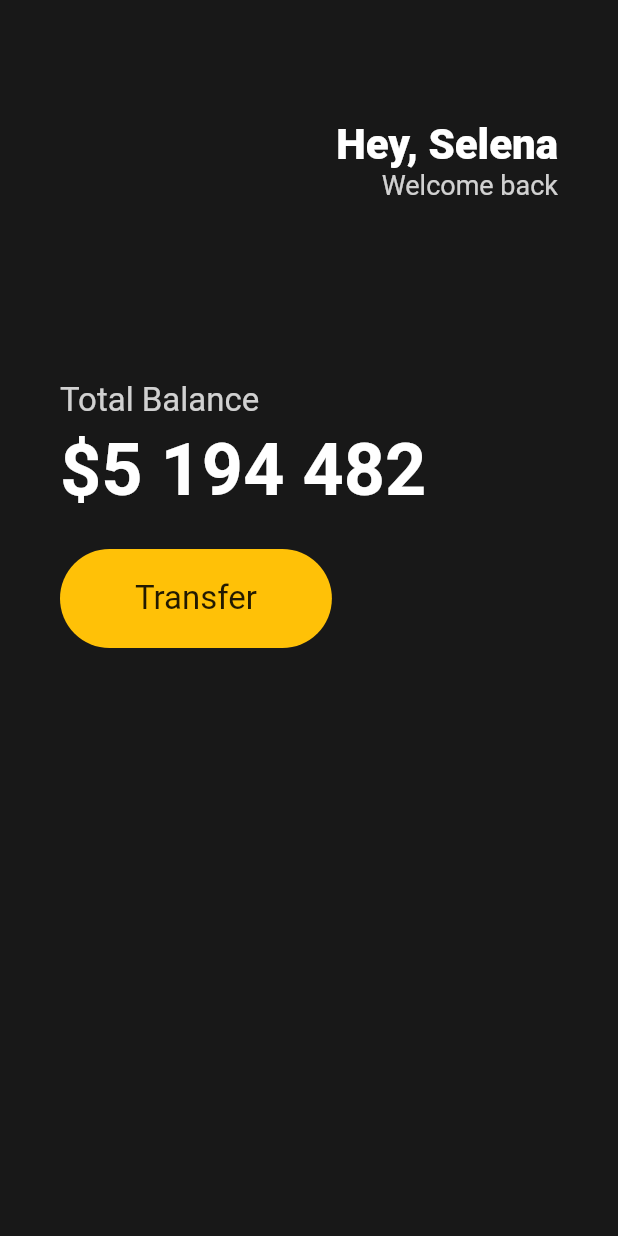
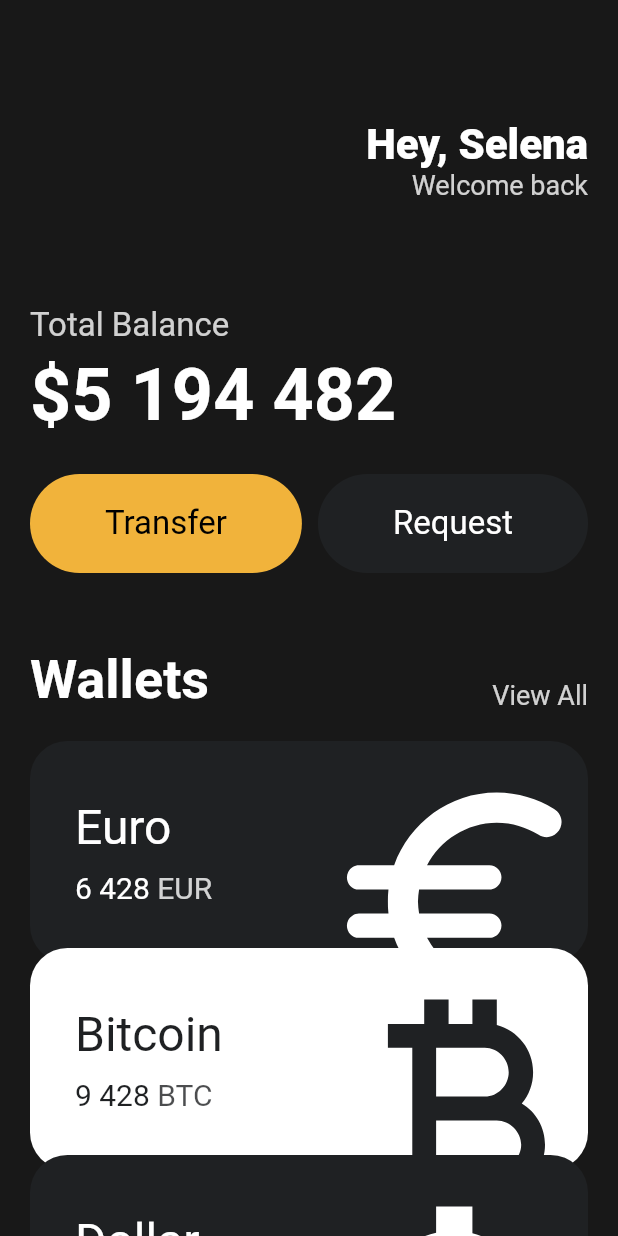
Before and after one commit to Grandes/toonflix, a Flutter app: the screen it shows after launch, on a phone screen of 412 x 824 dp. Run offline on Flutter 3.47's test engine with Material 2 defaults, Android fonts, the phone set to English and light mode, and no system bars.

Commit message:
:technologist: feature(study): study_3 UI CHALLENGE - ~ 3.9 Code Challenge

```diff
--- a/lib/main.dart
+++ b/lib/main.dart
@@ -1,4 +1,6 @@
 import 'package:flutter/material.dart';
+import 'package:toonflix/widgets/button.dart';
+import 'package:toonflix/widgets/currency_card.dart';
 
 void main() {
   runApp(App());
@@ -9,15 +11,16 @@ class App extends StatelessWidget {
   Widget build(BuildContext context) {
     return MaterialApp(
       home: Scaffold(
-        backgroundColor: Color(0xFF181818),
-        body: Padding(
-          padding: EdgeInsets.symmetric(
-              horizontal: 40.0
+        backgroundColor: const Color(0xFF181818),
+        body: SingleChildScrollView(
+          child: Padding(
+            padding: const EdgeInsets.symmetric(
+                horizontal: 20.0
             ),
             child: Column(
               crossAxisAlignment: CrossAxisAlignment.start,
               children: [
-              SizedBox(
+                const SizedBox(
                   height: 80,
                 ),
                 Row(
@@ -25,7 +28,7 @@ class App extends StatelessWidget {
                   children: [
                     Column(
                       crossAxisAlignment: CrossAxisAlignment.end,
-                    children: [
+                      children: const [
                         Text(
                           'Hey, Selena',
                           style: TextStyle(
@@ -45,8 +48,8 @@ class App extends StatelessWidget {
                     )
                   ],
                 ),
-              SizedBox(
-                height: 120,
+                const SizedBox(
+                  height: 70,
                 ),
                 Text(
                   'Total Balance',
@@ -55,10 +58,10 @@ class App extends StatelessWidget {
                     fontSize: 22,
                   ),
                 ),
-              SizedBox(
+                const SizedBox(
                   height: 5,
                 ),
-              Text(
+                const Text(
                   '\$5 194 482',
                   style: TextStyle(
                     color: Colors.white,
@@ -66,34 +69,79 @@ class App extends StatelessWidget {
                     fontSize: 48,
                   ),
                 ),
-              SizedBox(
+                const SizedBox(
                   height: 25,
                 ),
                 Row(
-                children: [
-                  Container(
-                    decoration: BoxDecoration(
-                      color: Colors.amber,
-                      borderRadius: BorderRadius.circular(45),
+                  mainAxisAlignment: MainAxisAlignment.spaceBetween,
+                  children: const [
+                    Button(
+                      text: 'Transfer',
+                      bgColor: Color(0xFFF1B33B),
+                      textColor: Colors.black,
                     ),
-                    child: Padding(
-                      padding: EdgeInsets.symmetric(
-                        vertical: 20,
-                        horizontal: 50,
-                      ),
-                      child: Text(
-                        'Transfer',
-                        style: TextStyle(
-                          fontSize: 22,
-                        )
-                      ),
-                    )
-                  )
-                ],
+                    Button(
+                      text: 'Request',
+                      bgColor: Color(0xFF1F2123),
+                      textColor: Colors.white,
                     ),
                   ],
                 ),
+                const SizedBox(
+                  height: 50,
+                ),
+                Row(
+                  crossAxisAlignment: CrossAxisAlignment.end,
+                  mainAxisAlignment: MainAxisAlignment.spaceBetween,
+                  children: [
+                    const Text(
+                      'Wallets',
+                      style: TextStyle(
+                        color: Colors.white,
+                        fontSize: 36,
+                        fontWeight: FontWeight.w600,
+                      ),
+                    ),
+                    Text(
+                      'View All',
+                      style: TextStyle(
+                        color: Colors.white.withOpacity(0.8),
+                        fontSize: 18,
                       )
+                    ),
+                  ]
+                ),
+                const SizedBox(
+                  height: 20,
+                ),
+                const CurrencyCard(
+                  name: 'Euro',
+                  code: 'EUR',
+                  amount: '6 428',
+                  icon: Icons.euro_rounded,
+                  isInverted: false,
+                  order: 1,
+                ),
+                const CurrencyCard(
+                  name: 'Bitcoin',
+                  code: 'BTC',
+                  amount: '9 428',
+                  icon: Icons.currency_bitcoin,
+                  isInverted: true,
+                  order: 2,
+                ),
+                const CurrencyCard(
+                  name: 'Dollar',
+                  code: 'USD',
+                  amount: '7 428',
+                  icon: Icons.attach_money_outlined,
+                  isInverted: false,
+                  order: 3,
+                ),
+              ],
+            ),
+          ),
+        ),
       ),
     );
   }
--- /dev/null
+++ b/lib/widgets/button.dart
@@ -0,0 +1,37 @@
+import 'package:flutter/material.dart';
+
+class Button extends StatelessWidget {
+  final String text;
+  final Color bgColor;
+  final Color textColor;
+
+  const Button({
+    super.key,
+    required this.text,
+    required this.bgColor,
+    required this.textColor
+  });
+
+  @override
+  Widget build(BuildContext context) {
+    return Container(
+      decoration: BoxDecoration(
+        color: bgColor,
+        borderRadius: BorderRadius.circular(45),
+      ),
+      child: Padding(
+        padding: const EdgeInsets.symmetric(
+          vertical: 20,
+          horizontal: 50,
+        ),
+        child: Text(
+            text,
+            style: TextStyle(
+              color: textColor,
+              fontSize: 22,
+            )
+        ),
+      ),
+    );
+  }
+}
--- /dev/null
+++ b/lib/widgets/currency_card.dart
@@ -0,0 +1,91 @@
+import 'package:flutter/material.dart';
+
+class CurrencyCard extends StatelessWidget {
+  final String name, code, amount;
+  final IconData icon;
+  final bool isInverted;
+  final int order;
+
+  final _blackColor = const Color(0xFF1F2123);
+  final _whiteColor = const Color(0xFFFFFFFF);
+
+  const CurrencyCard({
+    super.key,
+    required this.name,
+    required this.code,
+    required this.amount,
+    required this.icon,
+    required this.isInverted,
+    required this.order,
+  });
+
+  @override
+  Widget build(BuildContext context) {
+    return Transform.translate(
+      offset: Offset(0, (order - 1) * -10),
+      child: Container(
+        clipBehavior: Clip.hardEdge,
+        decoration: BoxDecoration(
+          color: isInverted ? _whiteColor : _blackColor,
+          borderRadius: BorderRadius.circular(25),
+        ),
+        child: Padding(
+          padding: const EdgeInsets.all(30),
+          child: Row(
+            mainAxisAlignment: MainAxisAlignment.spaceBetween,
+            children: [
+              Column(
+                crossAxisAlignment: CrossAxisAlignment.start,
+                children: [
+                  Text(
+                    name,
+                    style: TextStyle(
+                      color: isInverted ? _blackColor : _whiteColor,
+                      fontSize: 32,
+                    ),
+                  ),
+                  const SizedBox(
+                    height: 10,
+                  ),
+                  Row(children: [
+                    Text(
+                      amount,
+                      style: TextStyle(
+                        color: isInverted ? _blackColor : _whiteColor,
+                        fontSize: 20,
+                      ),
+                    ),
+                    const SizedBox(
+                      width: 5,
+                    ),
+                    Text(
+                      code,
+                      style: TextStyle(
+                        color: isInverted
+                            ? _blackColor.withOpacity(0.8)
+                            : _whiteColor.withOpacity(0.8),
+                        // color: Colors.white.withOpacity(0.8),
+                        fontSize: 20,
+                      ),
+                    ),
+                  ]),
+                ],
+              ),
+              Transform.scale(
+                scale: 2.2,
+                child: Transform.translate(
+                  offset: const Offset(-5, 15),
+                  child: Icon(
+                    icon,
+                    color: isInverted ? _blackColor : _whiteColor,
+                    size: 88,
+                  ),
+                ),
+              ),
+            ],
+          ),
+        ),
+      ),
+    );
+  }
+}
```
Lines whose indentation alone changed are shown as unchanged.
